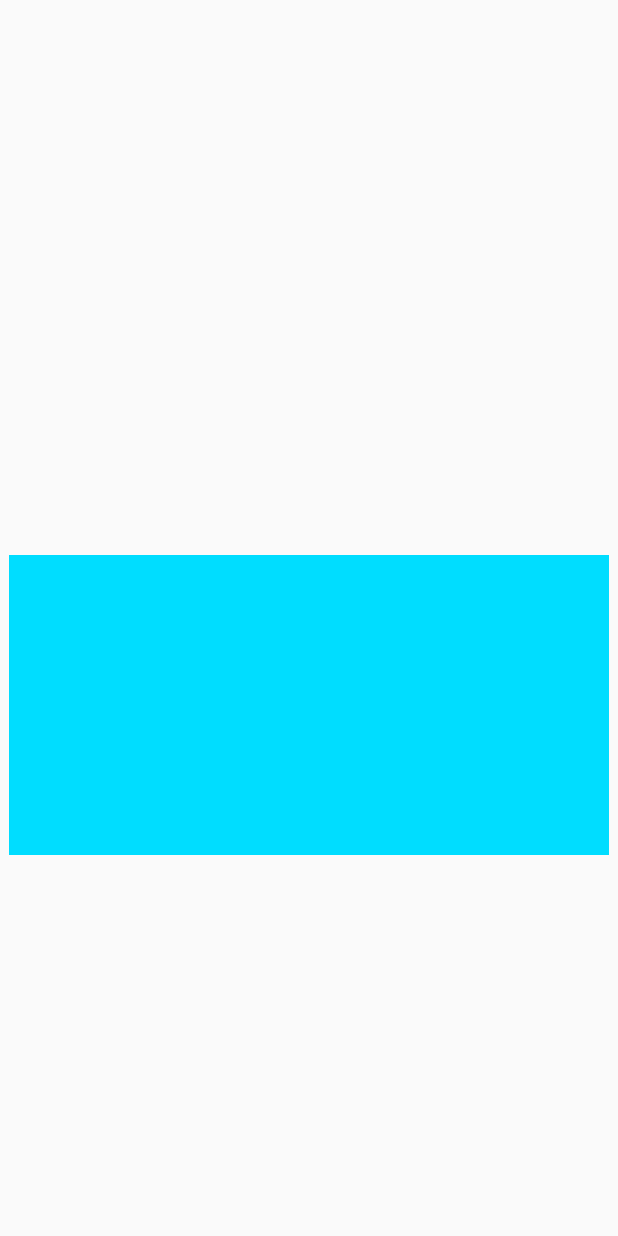
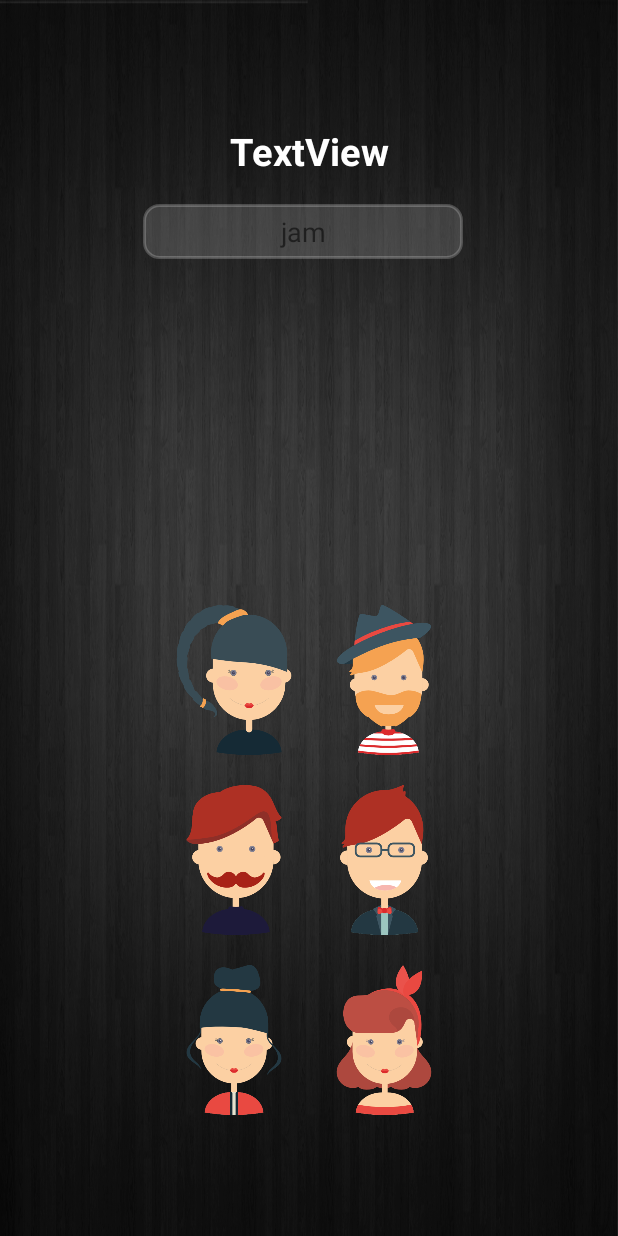
Before and after one commit to Jamim123/Sing-Along, an Android app: the Image screen opened directly, with no data from a screen before it, on a phone screen of 412 x 824 dp. Run offline under Robolectric (Android 15) with nearby library versions, the phone set to English and light mode, and no system bars; our stand-ins replace Firebase (no records; nobody signed in at launch, a user with empty details on screens opened directly); Roboto replaces fonts that are not available here.

Commit message:
did some very weird stuff

```diff
--- a/app/build.gradle
+++ b/app/build.gradle
@@ -11,6 +11,10 @@ android {
         versionName "1.0"
         testInstrumentationRunner "android.support.test.runner.AndroidJUnitRunner"
         multiDexEnabled true
+
+        jackOptions {
+            enabled true
+        }
     }
     buildTypes {
         release {
--- a/app/src/main/java/com/project1/musicapp/singalong/GetWeatherData.java
+++ b/app/src/main/java/com/project1/musicapp/singalong/GetWeatherData.java
@@ -3,8 +3,6 @@ package com.project1.musicapp.singalong;
 import android.content.Context;
 import android.os.AsyncTask;
 import android.widget.TextView;
-
-import com.deezer.sdk.player.TrackPlayer;
 
 import org.json.JSONArray;
 import org.json.JSONException;
@@ -122,7 +120,7 @@ public class GetWeatherData extends AsyncTask<String, Void, String> {
 
 
 
-        parent.setSong();
+        parent.setSong(false);
         parent.setupListeners();
 
         //Toast.makeText(context, weather, Toast.LENGTH_SHORT).show();
--- a/app/src/main/java/com/project1/musicapp/singalong/Image.java
+++ b/app/src/main/java/com/project1/musicapp/singalong/Image.java
@@ -2,31 +2,43 @@ package com.project1.musicapp.singalong;
 
 import android.os.Bundle;
 import android.support.v7.app.AppCompatActivity;
+import android.view.View;
 import android.widget.Button;
 import android.widget.ImageView;
 
+import com.google.firebase.auth.FirebaseAuth;
+import com.google.firebase.database.FirebaseDatabase;
+
 public class Image extends AppCompatActivity {
 
-    ImageView i1;
-    Button b11;
+    ImageView g2, man3, man1, boy, girl1, girl6;
 
     @Override
     protected void onCreate(Bundle savedInstanceState) {
         super.onCreate(savedInstanceState);
-        setContentView(R.layout.activity_image);
-        //b11=(Button)findViewById(R.id.b1);
-        //b11.setVisibility(View.VISIBLE);
-       // b11.setBackgroundColor(Color.TRANSPARENT);
+        setContentView(R.layout.imageset);
 
-       /* b11.setOnClickListener(new View.OnClickListener() {
+        g2=findViewById(R.id.g2);
+        man3=findViewById(R.id.man3);
+        man1=findViewById(R.id.man1);
+        boy=findViewById(R.id.boy);
+        girl1=findViewById(R.id.girl1);
+        girl6=findViewById(R.id.girl6);
+
+        View.OnClickListener setProPic = new View.OnClickListener() {
             @Override
-            public void onClick(View v) {
-                Intent intent=new Intent(Image.this,Profilepage.class);
-                intent.putExtra("Picture",R.drawable.bitstrip_headphone);
-                startActivity(intent);
+            public void onClick(View view) {
+                String uid = FirebaseAuth.getInstance().getCurrentUser().getUid();
+                FirebaseDatabase.getInstance().getReference().child("users").child(uid).child("propic").setValue(view.getId());
             }
-        });*/
+        };
 
+        g2.setOnClickListener(setProPic);
+        man3.setOnClickListener(setProPic);
+        man1.setOnClickListener(setProPic);
+        boy.setOnClickListener(setProPic);
+        girl1.setOnClickListener(setProPic);
+        girl6.setOnClickListener(setProPic);
 
     }
 }
--- a/app/src/main/java/com/project1/musicapp/singalong/MainActivity.java
+++ b/app/src/main/java/com/project1/musicapp/singalong/MainActivity.java
@@ -35,7 +35,6 @@ public class MainActivity extends AppCompatActivity {
     private CallbackManager callbackManager;
     private LoginButton loginButton;
     private FirebaseAuth auth;
-    private ProgressBar progressBar;
     private TextView t11;
 
     @Override
--- a/app/src/main/res/drawable/bg_foot.xml
+++ b/app/src/main/res/drawable/bg_foot.xml
@@ -8,7 +8,7 @@
     <gradient
         android:angle="270"
         android:endColor="#1c1c1c"
-        android:centerColor="#ffffff"
+        android:centerColor="#c6800000"
         android:startColor="#3f3f3f"/>
 
 </shape>
--- a/app/src/main/res/drawable/trans.xml
+++ b/app/src/main/res/drawable/trans.xml
@@ -1,8 +1,8 @@
 <?xml version="1.0" encoding="utf-8"?>
 <transition xmlns:android="http://schemas.android.com/apk/res/android">
 
-    <item android:drawable="@drawable/heart_outline_white2"/>
-    <item android:drawable="@drawable/heart_red"/>
+    <item android:drawable="@drawable/heartwhite"/>
+    <item android:drawable="@drawable/redheart"/>
 
 
 </transition>
--- a/app/src/main/res/layout/imageset.xml
+++ b/app/src/main/res/layout/imageset.xml
@@ -7,96 +7,106 @@
     android:background="@mipmap/bgg2">
 
 
-    <EditText
-        android:id="@+id/editText3"
+    <TextView
+        android:id="@+id/userName"
         android:layout_width="wrap_content"
         android:layout_height="wrap_content"
+        android:layout_marginLeft="0dp"
+        android:layout_marginRight="8dp"
+        android:layout_marginTop="18dp"
+        android:background="@drawable/rectangle"
         android:ems="10"
+        android:gravity="center"
         android:hint="  username"
         android:inputType="textPersonName"
-        tools:layout_editor_absoluteX="85dp"
-        tools:layout_editor_absoluteY="111dp" />
+        android:paddingBottom="6dp"
+        android:paddingTop="6dp"
+        android:text="jam"
+        android:textAlignment="center"
+        android:textColorHint="#C8808080"
+        android:textSize="18sp"
+        app:layout_constraintLeft_toLeftOf="@+id/setIcon"
+        app:layout_constraintRight_toRightOf="@+id/setIcon"
+        app:layout_constraintTop_toBottomOf="@+id/setIcon" />
 
     <TextView
-        android:id="@+id/textView2"
+        android:id="@+id/setIcon"
         android:layout_width="wrap_content"
         android:layout_height="wrap_content"
+        android:layout_marginBottom="8dp"
+        android:layout_marginEnd="8dp"
+        android:layout_marginLeft="8dp"
+        android:layout_marginRight="8dp"
+        android:layout_marginStart="8dp"
+        android:layout_marginTop="8dp"
         android:text="TextView"
-        android:textSize="25dp"
+        android:textAlignment="center"
         android:textColor="@android:color/white"
-        tools:text="Set Icon"
-        android:layout_marginRight="8dp"
+        android:textSize="25sp"
+        android:textStyle="bold"
+        app:layout_constraintBottom_toBottomOf="parent"
+        app:layout_constraintLeft_toLeftOf="parent"
         app:layout_constraintRight_toRightOf="parent"
-        android:layout_marginLeft="8dp"
-        app:layout_constraintLeft_toLeftOf="parent"
         app:layout_constraintTop_toTopOf="parent"
-        android:layout_marginTop="8dp"
-        app:layout_constraintBottom_toBottomOf="parent"
-        android:layout_marginBottom="8dp"
         app:layout_constraintVertical_bias="0.097"
-        android:layout_marginStart="8dp"
-        android:layout_marginEnd="8dp" />
-
-    <Button
-        android:id="@+id/button2"
-        android:layout_width="wrap_content"
-        android:layout_height="wrap_content"
-        android:text="Button"
-        app:layout_constraintBottom_toBottomOf="parent"
-        android:layout_marginBottom="467dp"
-        app:layout_constraintTop_toTopOf="parent"
-        android:layout_marginTop="8dp"
-        app:layout_constraintVertical_bias="0.181"
-        android:layout_marginLeft="8dp"
-        app:layout_constraintLeft_toLeftOf="parent"
-        android:layout_marginRight="8dp"
-        app:layout_constraintRight_toRightOf="parent"
-        app:layout_constraintHorizontal_bias="0.914"
-        android:layout_marginStart="8dp"
-        android:layout_marginEnd="8dp" />
+        tools:text="Set Icon" />
 
     <GridLayout
         android:layout_width="200dp"
-        android:layout_height="300dp"
+        android:layout_height="350dp"
+        android:layout_marginBottom="8dp"
+        android:layout_marginLeft="8dp"
+        android:layout_marginRight="8dp"
+        android:layout_marginTop="3dp"
         android:columnCount="2"
         android:rowCount="3"
-        android:layout_marginRight="8dp"
+        app:layout_constraintBottom_toBottomOf="parent"
+        app:layout_constraintLeft_toLeftOf="parent"
         app:layout_constraintRight_toRightOf="parent"
-        app:layout_constraintBottom_toBottomOf="parent"
-        android:layout_marginBottom="8dp"
         app:layout_constraintTop_toTopOf="parent"
-        android:layout_marginTop="8dp"
-        app:layout_constraintVertical_bias="0.864"
-        android:layout_marginLeft="8dp"
-        app:layout_constraintLeft_toLeftOf="parent">
+        app:layout_constraintVertical_bias="0.864">
 
         <ImageView
-            android:id="@+id/imageView3"
+            android:id="@+id/g2"
+            android:layout_width="100dp"
+            android:layout_height="100dp"
+            android:layout_marginBottom="20dp"
+            app:srcCompat="@drawable/g2" />
+
+        <ImageView
+            android:id="@+id/man3"
+            android:layout_width="100dp"
+            android:layout_height="100dp"
+            app:srcCompat="@drawable/man3" />
+
+        <ImageView
+            android:id="@+id/man1"
+            android:layout_width="100dp"
+            android:layout_height="100dp"
+            android:layout_marginBottom="20dp"
+            app:srcCompat="@drawable/man1"
+            tools:layout_editor_absoluteX="192dp"
+            tools:layout_editor_absoluteY="323dp" />
+
+        <ImageView
+            android:id="@+id/boy"
             android:layout_width="100dp"
             android:layout_height="100dp"
             android:layout_gravity="left|top"
             app:srcCompat="@drawable/boy" />
 
         <ImageView
-            android:id="@+id/imageView2"
+            android:id="@+id/girl1"
             android:layout_width="100dp"
             android:layout_height="100dp"
             android:layout_gravity="left|top"
             app:srcCompat="@drawable/girl1" />
 
         <ImageView
-            android:id="@+id/imageView6"
+            android:id="@+id/girl6"
             android:layout_width="100dp"
             android:layout_height="100dp"
             app:srcCompat="@drawable/girl6" />
     </GridLayout>
 
-    <ImageView
-        android:id="@+id/imageView8"
-        android:layout_width="100dp"
-        android:layout_height="100dp"
-        app:srcCompat="@drawable/man1"
-        tools:layout_editor_absoluteX="192dp"
-        tools:layout_editor_absoluteY="323dp" />
-
 </android.support.constraint.ConstraintLayout>
--- a/build.gradle
+++ b/build.gradle
@@ -8,6 +8,8 @@ buildscript {
     dependencies {
         classpath 'com.android.tools.build:gradle:2.3.3'
         classpath 'com.google.gms:google-services:3.1.0'
+       // implementation 'com.github.bumptech.glide:glide:4.5.0'
+       // annotationProcessor 'com.github.bumptech.glide:compiler:4.5.0'
 
         // NOTE: Do not place your application dependencies here; they belong
         // in the individual module build.gradle files
```
Also changed, not shown: app/src/main/java/com/project1/musicapp/singalong/Musicplayer.java (+115 -43 lines), app/src/main/res/drawable/btn_next.xml (+4 -10 lines), app/src/main/res/layout/l1.xml (+28 -13 lines), app/src/main/res/drawable/g2.png (added), app/src/main/res/drawable/heart_outline_white.png (deleted), app/src/main/res/drawable/heart_outline_white2.png (deleted), app/src/main/res/drawable/heartwhite.png (added), app/src/main/res/drawable/man3.png (added), app/src/main/res/drawable/redheart.png (added), app/src/main/res/drawable/rsz_1homeshare.png (added), app/src/main/res/drawable/rsz_homeshare.png (added).
